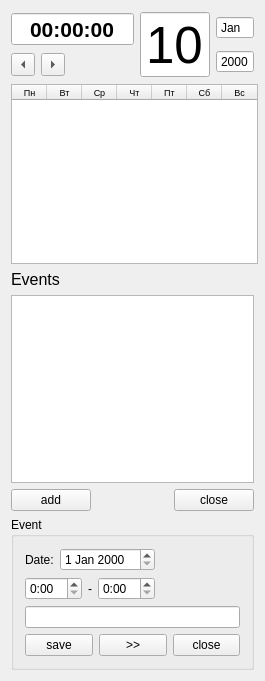
First picture: the form in deskcalendar.ui, repository toCase/deskCalendar, before the edit.
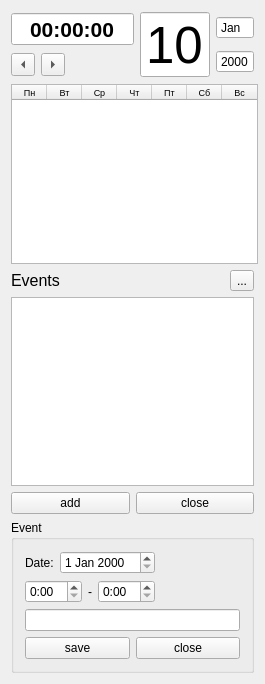
Second picture: the form after the edit. Icons and pictures are not drawn.

Diff of the .ui file:
```diff
--- a/deskcalendar.ui
+++ b/deskcalendar.ui
@@ -7,7 +7,7 @@
     <x>0</x>
     <y>0</y>
     <width>265</width>
-    <height>681</height>
+    <height>684</height>
    </rect>
   </property>
   <property name="minimumSize">
@@ -330,6 +330,8 @@
        </widget>
       </item>
       <item>
+       <layout class="QHBoxLayout" name="horizontalLayout_7">
+        <item>
        <widget class="QLabel" name="label_events">
         <property name="font">
          <font>
@@ -342,6 +344,28 @@
        </widget>
       </item>
       <item>
+         <spacer name="horizontalSpacer_2">
+          <property name="orientation">
+           <enum>Qt::Horizontal</enum>
+          </property>
+          <property name="sizeHint" stdset="0">
+           <size>
+            <width>40</width>
+            <height>20</height>
+           </size>
+          </property>
+         </spacer>
+        </item>
+        <item>
+         <widget class="QToolButton" name="toolButton_dia">
+          <property name="text">
+           <string>...</string>
+          </property>
+         </widget>
+        </item>
+       </layout>
+      </item>
+      <item>
        <widget class="QTableWidget" name="tableWidget_notes">
         <property name="maximumSize">
          <size>
@@ -418,19 +442,6 @@
           </property>
          </widget>
         </item>
-        <item>
-         <spacer name="horizontalSpacer_2">
-          <property name="orientation">
-           <enum>Qt::Horizontal</enum>
-          </property>
-          <property name="sizeHint" stdset="0">
-           <size>
-            <width>40</width>
-            <height>20</height>
-           </size>
-          </property>
-         </spacer>
-        </item>
         <item>
          <widget class="QPushButton" name="pushButton_close">
           <property name="text">
@@ -539,17 +550,6 @@
                </property>
               </widget>
              </item>
-             <item>
-              <widget class="QPushButton" name="pushButton_detail">
-               <property name="text">
-                <string>&gt;&gt;</string>
-               </property>
-               <property name="icon">
-                <iconset>
-                 <normaloff>:/ico/icons/close.png</normaloff>:/ico/icons/close.png</iconset>
-               </property>
-              </widget>
-             </item>
              <item>
               <widget class="QPushButton" name="pushButton_close_event">
                <property name="text">
```
Lines whose indentation alone changed are shown as unchanged.
